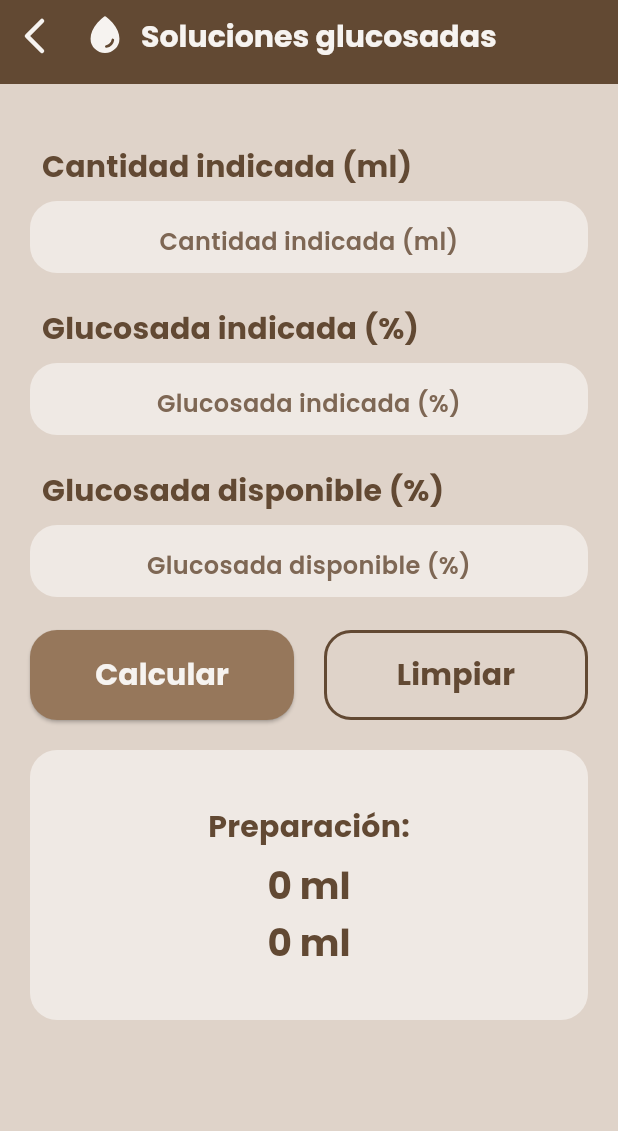
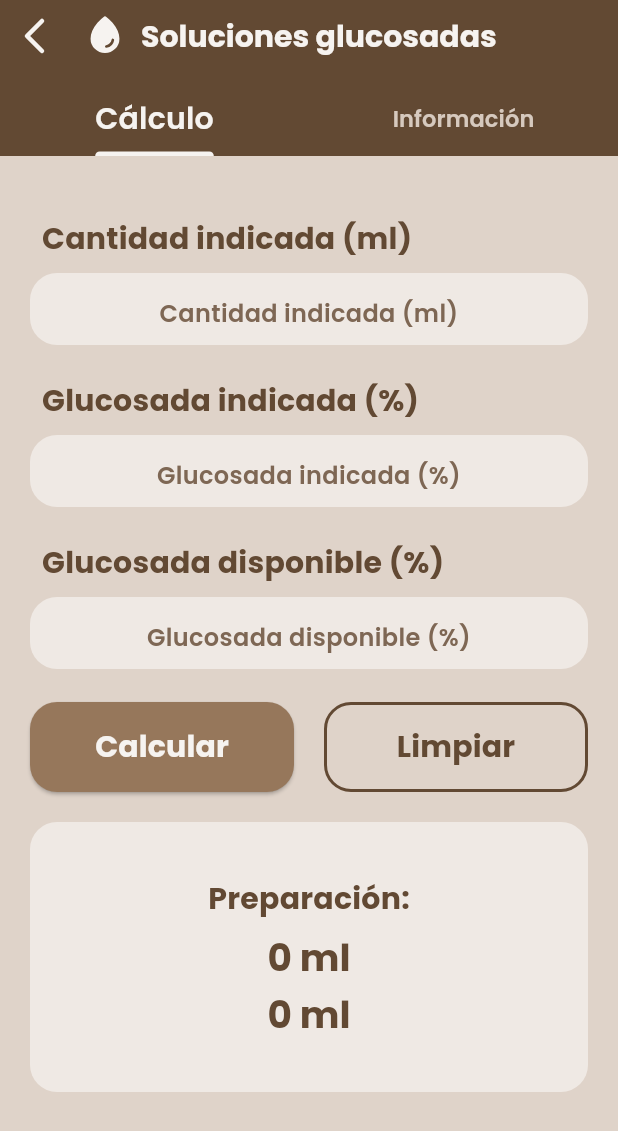
Before and after one commit to farkasokovo/nursia_app, a Flutter app: the screen it shows after launch, tab 3 chosen, after a tap on "Calculadora de Soluciones glucosadas (%)", on a phone screen of 412 x 824 dp. Shown: the top 1131 px of the screen. Run offline on Flutter 3.47's test engine with Material 3 defaults, Android fonts, the phone set to English and light mode, and no system bars; our stand-ins replace phosphor_flutter.

Commit message:
Nursia entero refactorizado y calculadoras con tab bar

```diff
--- a/lib/screens/calculadoras/calculadora_soluciones.dart
+++ b/lib/screens/calculadoras/calculadora_soluciones.dart
@@ -1,20 +1,59 @@
+// lib/screens/calculadoras/calculadora_soluciones.dart
 import 'package:flutter/material.dart';
 import 'package:flutter/services.dart';
 import 'package:phosphor_flutter/phosphor_flutter.dart';
-
 import '../../widgets/expandable_category_screen.dart';
-import '../../theme/app_theme.dart'; // solo para AppRadius (constante)
+import '../../widgets/tabbed_content.dart';
+import '../../theme/app_theme.dart';
 
 class CalculadoraSoluciones extends StatelessWidget {
   const CalculadoraSoluciones({super.key});
 
   @override
   Widget build(BuildContext context) {
-    return const ExpandableCategoryScreen(
+    return ExpandableCategoryScreen(
       heroTag: "soluciones",
       title: "Soluciones glucosadas",
       icon: PhosphorIconsFill.drop,
-      child: _CalculadoraSolucionesLayout(),
+      child: TabbedContent(
+        tabs: const [
+          Tab(text: "Cálculo"),
+          Tab(text: "Información"),
+        ],
+        tabViews: [const _CalculadoraSolucionesLayout(), const _InfoTab()],
+      ),
+    );
+  }
+}
+
+class _InfoTab extends StatelessWidget {
+  const _InfoTab();
+
+  @override
+  Widget build(BuildContext context) {
+    final theme = Theme.of(context);
+    final colorScheme = theme.colorScheme;
+    final textTheme = theme.textTheme;
+
+    return SingleChildScrollView(
+      padding: const EdgeInsets.all(20),
+      child: Container(
+        width: double.infinity,
+        decoration: BoxDecoration(
+          color: colorScheme.secondary,
+          borderRadius: BorderRadius.circular(20),
+        ),
+        padding: const EdgeInsets.all(20),
+        child: Text(
+          "Esta calculadora permite ajustar concentraciones de soluciones glucosadas.\n\n"
+          "• Si la solución disponible tiene mayor concentración que la indicada, se diluye con agua estéril.\n"
+          "• Si la concentración disponible es menor, se enriquece con glucosa al 50%.\n\n"
+          "Siempre verificar la compatibilidad y la osmolaridad final antes de administrar.",
+          style: textTheme.bodyMedium?.copyWith(
+            color: colorScheme.onSecondaryContainer,
+          ),
+        ),
+      ),
     );
   }
 }
--- /dev/null
+++ b/lib/widgets/tabbed_content.dart
@@ -0,0 +1,78 @@
+// lib/widgets/tabbed_content.dart
+import 'package:flutter/material.dart';
+import '../theme/app_theme.dart';
+
+class TabbedContent extends StatefulWidget {
+  final List<Tab> tabs;
+  final List<Widget> tabViews;
+  final TabController? controller; // opcional, si quieres control externo
+
+  const TabbedContent({
+    super.key,
+    required this.tabs,
+    required this.tabViews,
+    this.controller,
+  });
+
+  @override
+  State<TabbedContent> createState() => _TabbedContentState();
+}
+
+class _TabbedContentState extends State<TabbedContent>
+    with SingleTickerProviderStateMixin {
+  late TabController _controller;
+
+  @override
+  void initState() {
+    super.initState();
+    _controller =
+        widget.controller ??
+        TabController(length: widget.tabs.length, vsync: this);
+  }
+
+  @override
+  void dispose() {
+    if (widget.controller == null) {
+      _controller.dispose();
+    }
+    super.dispose();
+  }
+
+  @override
+  Widget build(BuildContext context) {
+    final theme = Theme.of(context);
+    final colorScheme = theme.colorScheme;
+    final textTheme = theme.textTheme;
+
+    return Column(
+      children: [
+        // TabBar con el estilo consistente
+        Container(
+          color: colorScheme.primaryContainer,
+          child: TabBar(
+            controller: _controller,
+            tabAlignment: TabAlignment.fill,
+            labelPadding: const EdgeInsets.symmetric(horizontal: 20),
+            dividerColor: Colors.transparent,
+            indicatorColor: colorScheme.onPrimaryContainer,
+            labelColor: colorScheme.onPrimaryContainer,
+            unselectedLabelColor: colorScheme.tertiaryContainer,
+            labelStyle: textTheme.titleMedium?.copyWith(
+              fontSize: 20,
+              fontWeight: FontWeight.w600,
+            ),
+            unselectedLabelStyle: textTheme.titleSmall?.copyWith(
+              fontSize: 15,
+              fontWeight: FontWeight.w600,
+            ),
+            tabs: widget.tabs,
+          ),
+        ),
+        // Contenido de las pestañas
+        Expanded(
+          child: TabBarView(controller: _controller, children: widget.tabViews),
+        ),
+      ],
+    );
+  }
+}
```
Also changed, not shown: lib/screens/base_tab_screen.dart (deleted, +0 -34 lines), lib/screens/calculadoras/calculadora_dosis.dart (+40 -74 lines).
